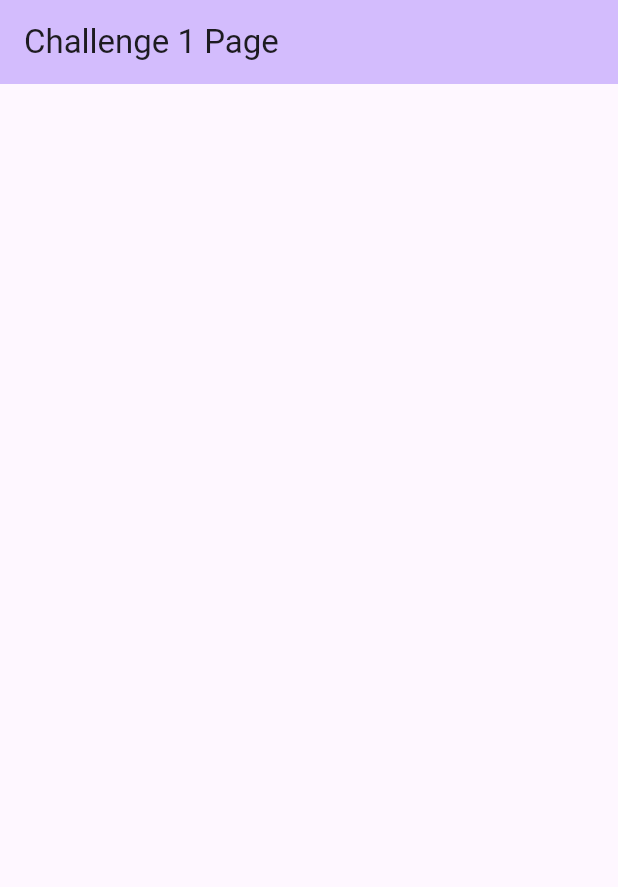
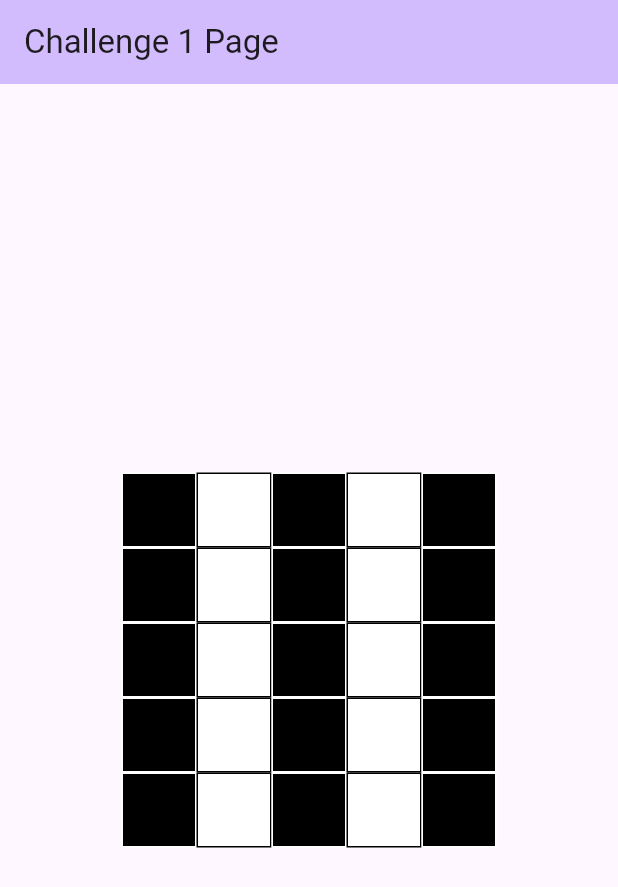
Before and after one commit to Rasakul/flutter_challenge, a Flutter app: the Challenge1Page screen opened directly, on a phone screen of 412 x 824 dp. Shown: the top 887 px of the screen. Run offline on Flutter 3.47's test engine with Material 3 defaults, Android fonts, the phone set to English and light mode, and no system bars; our stand-ins replace bloc, dio, flutter_bloc.

Commit message:
add solutions

```diff
--- a/lib/challenge_1/main_1.dart
+++ b/lib/challenge_1/main_1.dart
@@ -43,7 +43,54 @@ class Challenge1Page extends StatelessWidget {
         backgroundColor: Theme.of(context).colorScheme.inversePrimary,
         title: Text(title),
       ),
-      body: Container(),
+      body: buildTable(),
+    );
+  }
+
+  Widget buildTable() {
+    return Center(
+      child: Column(
+        mainAxisAlignment: MainAxisAlignment.center,
+        crossAxisAlignment: CrossAxisAlignment.center,
+        children: [
+          buildRow(),
+          buildRow(),
+          buildRow(),
+          buildRow(),
+          buildRow(),
+        ],
+      ),
+    );
+  }
+
+  Widget buildRow() {
+    return Row(
+      mainAxisAlignment: MainAxisAlignment.center,
+      crossAxisAlignment: CrossAxisAlignment.center,
+      children: [
+        buildBlackCell(),
+        buildWhiteCell(),
+        buildBlackCell(),
+        buildWhiteCell(),
+        buildBlackCell(),
+      ],
+    );
+  }
+
+  Widget buildWhiteCell() {
+    return buildCell(Colors.white, Colors.black);
+  }
+
+  Widget buildBlackCell() {
+    return buildCell(Colors.black, Colors.white);
+  }
+
+  Widget buildCell(Color color, Color border) {
+    return Container(
+      height: 50,
+      width: 50,
+      decoration:
+          BoxDecoration(border: Border.all(color: border), color: color),
     );
   }
 }
--- a/pubspec.yaml
+++ b/pubspec.yaml
@@ -39,6 +39,7 @@ dependencies:
   json_serializable: ^6.8.0
   dio: ^5.5.0+1
   flutter_bloc: ^8.1.6
+  bloc: ^8.1.4
 
 dev_dependencies:
   flutter_test:
```
Also changed, not shown: lib/challenge_2/main_2.dart (+60 -11 lines), lib/challenge_3/main_3.dart (+61 -3 lines), lib/challenge_4/joke_cubit.dart (added, +40 -0 lines), lib/challenge_4/joke_state.dart (added, +20 -0 lines), lib/challenge_4/main_4.dart (+33 -1 lines), lib/challenge_4/view/data_view.dart (added, +49 -0 lines), lib/challenge_4/view/error_view.dart (added, +12 -0 lines), lib/challenge_4/view/loading_view.dart (added, +10 -0 lines), pubspec.lock.
